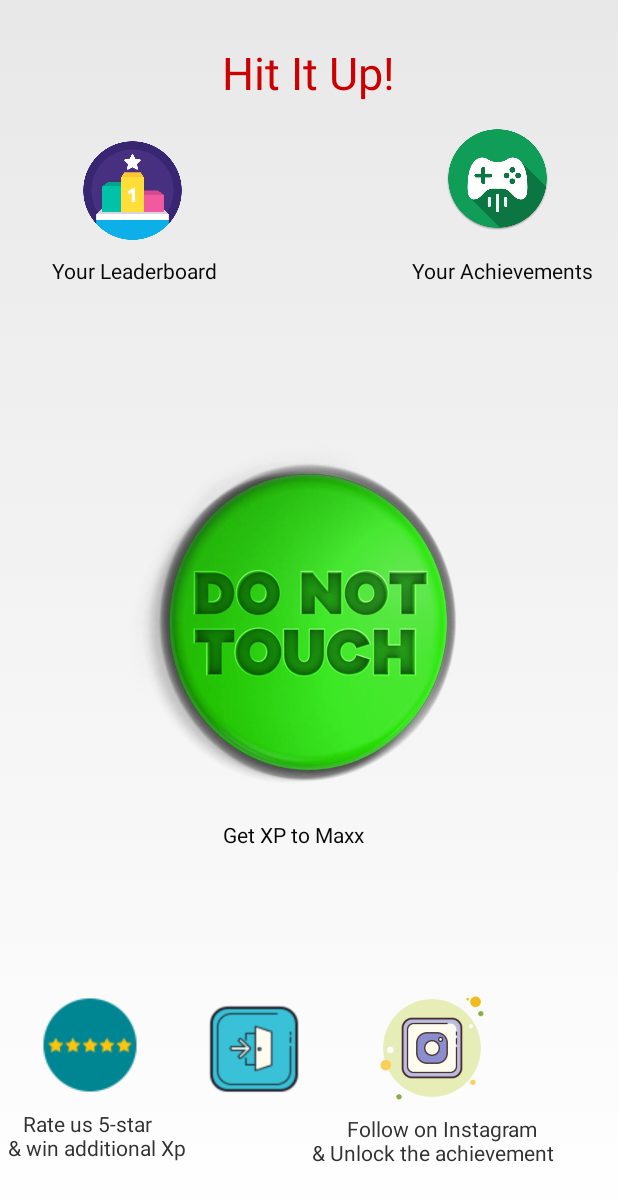
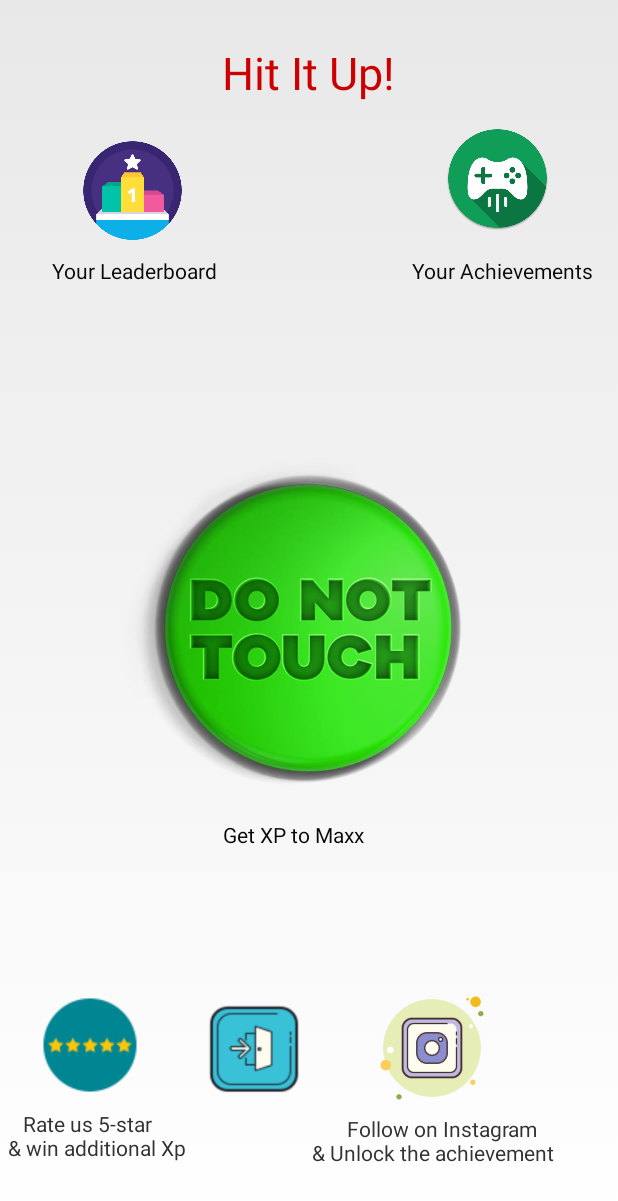
Before and after one commit to nnishad/OneTapXP_Booster, an Android app: the screen it shows after launch (MainActivity), on a phone screen of 412 x 824 dp. Shown: the top 1201 px of the screen. Run offline under Robolectric (Android 15) with nearby library versions, the phone set to English and light mode, and no system bars; our stand-ins replace AdMob; 3 statements that could not run were skipped.

Commit message:
minor fixed

```diff
--- a/app/src/main/res/layout/activity_main.xml
+++ b/app/src/main/res/layout/activity_main.xml
@@ -50,14 +50,14 @@
         <Button
             android:id="@+id/button_single_player_2"
             style="@style/MainScreenButton"
-            android:layout_width="248dp"
-            android:layout_height="264dp"
+            android:layout_width="256dp"
+            android:layout_height="256dp"
             android:layout_marginTop="8dp"
             android:layout_marginBottom="84dp"
             android:background="@drawable/do_not_touch"
             app:layout_constraintBottom_toTopOf="@+id/frameLayout2"
             app:layout_constraintEnd_toEndOf="parent"
-            app:layout_constraintHorizontal_bias="0.496"
+            app:layout_constraintHorizontal_bias="0.495"
             app:layout_constraintStart_toStartOf="parent"
             app:layout_constraintTop_toTopOf="parent"
             app:layout_constraintVertical_bias="1.0" />
@@ -253,9 +253,10 @@
             ads:adUnitId="ca-app-pub-3940256099942544/6300978111"
             ads:layout_constraintBottom_toTopOf="@+id/frameLayout2"
             ads:layout_constraintEnd_toEndOf="parent"
-            ads:layout_constraintHorizontal_bias="0.5"
+            ads:layout_constraintHorizontal_bias="0.494"
             ads:layout_constraintStart_toStartOf="parent"
-            ads:layout_constraintTop_toBottomOf="@+id/textView2" />
+            ads:layout_constraintTop_toBottomOf="@+id/textView2"
+            ads:layout_constraintVertical_bias="0.0" />
     </androidx.constraintlayout.widget.ConstraintLayout>
 
 
```
